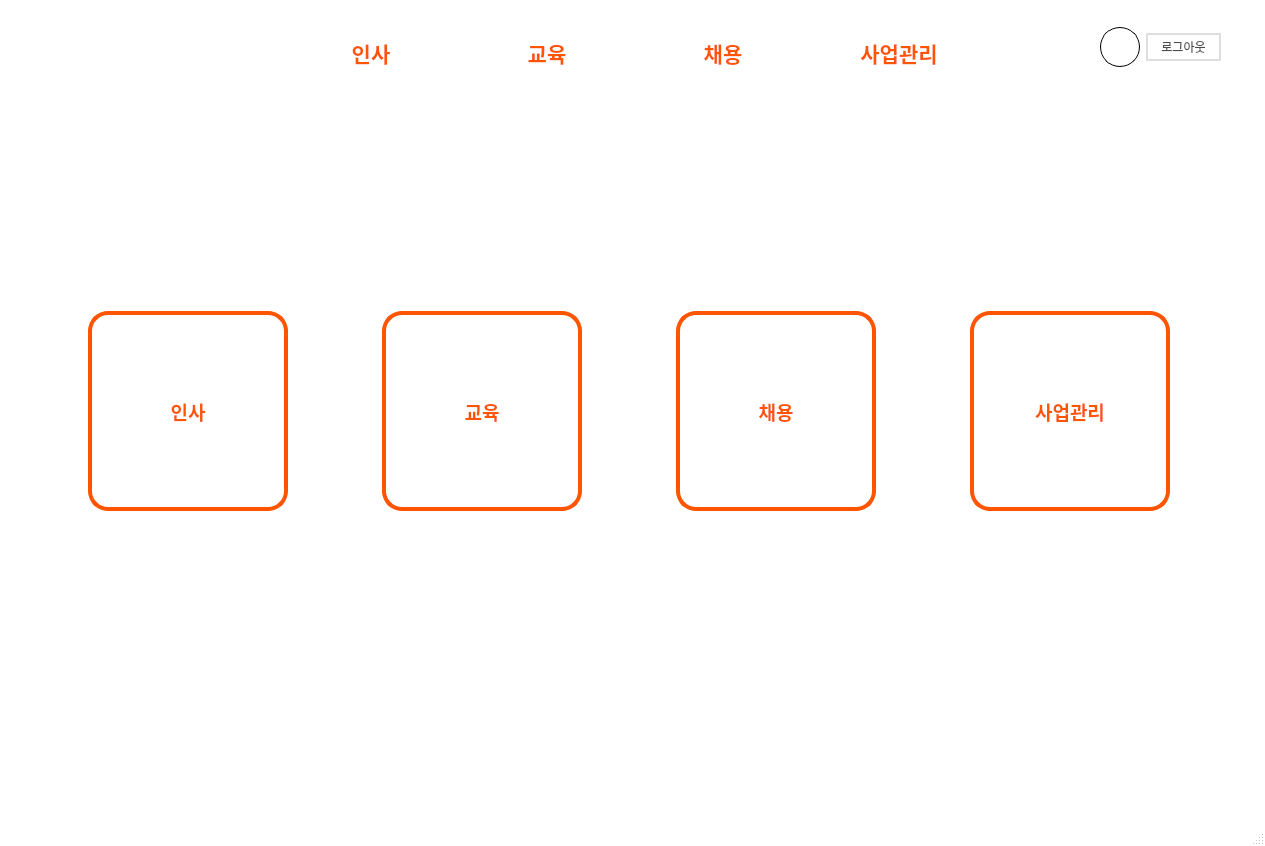
This is Index.ui in hyeona-jeong/HRIS as Qt 5 draws it before an edit. The edited form follows.
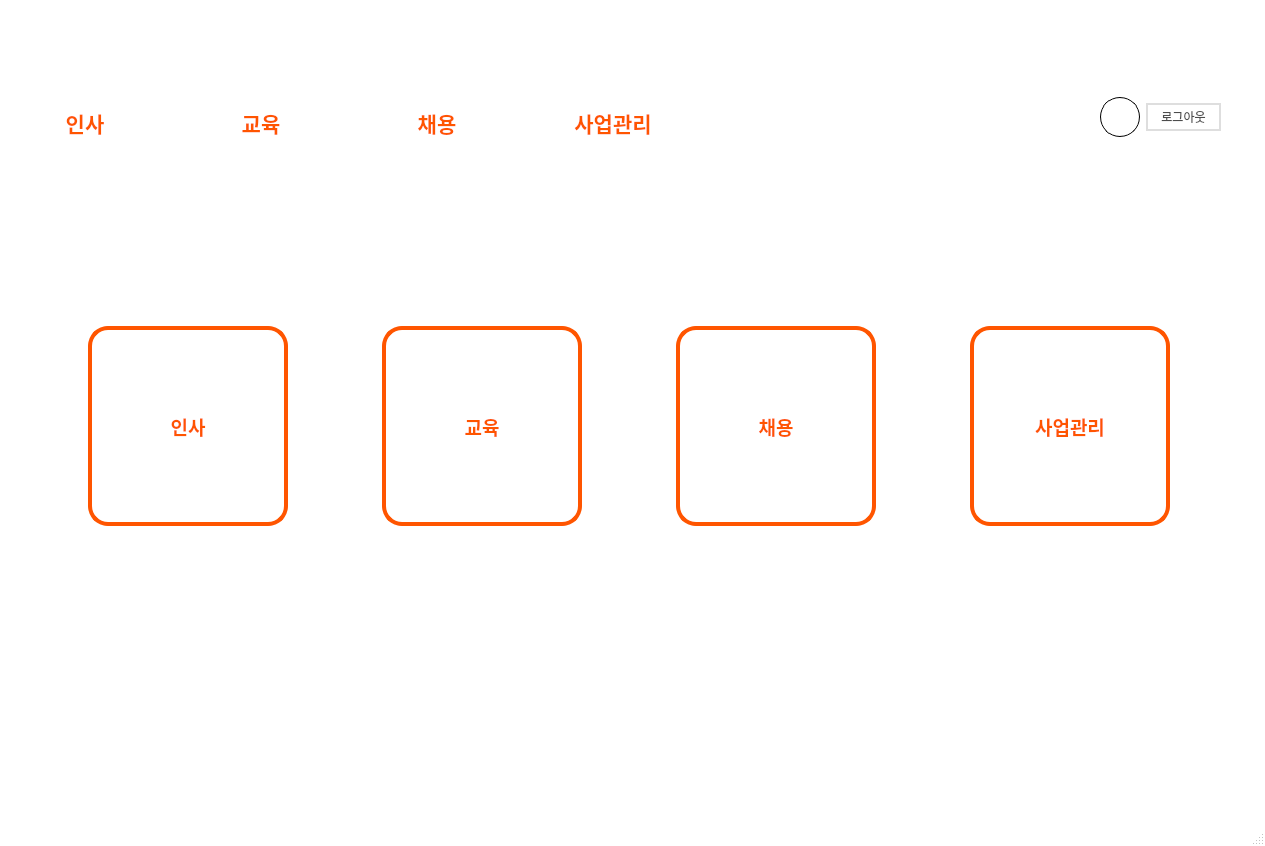
This is the edited form. Icons and pictures are not drawn.

The edit to the form file:
```diff
--- a/Index.ui
+++ b/Index.ui
@@ -471,21 +471,19 @@
       <height>791</height>
      </rect>
     </property>
-    <layout class="QVBoxLayout" name="indexlayout" stretch="0,0,0,0">
+    <layout class="QVBoxLayout" name="indexlayout" stretch="0,0,0,0,0">
      <item>
-      <layout class="QHBoxLayout" name="horizontalLayout">
-       <item alignment="Qt::AlignRight|Qt::AlignBottom">
         <widget class="QLabel" name="label">
          <property name="minimumSize">
           <size>
-           <width>280</width>
-           <height>105</height>
+         <width>230</width>
+         <height>69</height>
           </size>
          </property>
          <property name="maximumSize">
           <size>
-           <width>280</width>
-           <height>105</height>
+         <width>230</width>
+         <height>69</height>
           </size>
          </property>
          <property name="text">
@@ -497,17 +495,19 @@
         </widget>
        </item>
        <item>
+      <layout class="QHBoxLayout" name="horizontalLayout">
+       <item>
         <widget class="QPushButton" name="toolhr">
          <property name="minimumSize">
           <size>
            <width>170</width>
-           <height>105</height>
+           <height>95</height>
           </size>
          </property>
          <property name="maximumSize">
           <size>
            <width>170</width>
-           <height>105</height>
+           <height>95</height>
           </size>
          </property>
          <property name="font">
@@ -537,13 +537,13 @@
          <property name="minimumSize">
           <size>
            <width>170</width>
-           <height>105</height>
+           <height>95</height>
           </size>
          </property>
          <property name="maximumSize">
           <size>
            <width>170</width>
-           <height>105</height>
+           <height>95</height>
           </size>
          </property>
          <property name="font">
@@ -573,13 +573,13 @@
          <property name="minimumSize">
           <size>
            <width>170</width>
-           <height>105</height>
+           <height>95</height>
           </size>
          </property>
          <property name="maximumSize">
           <size>
            <width>170</width>
-           <height>105</height>
+           <height>95</height>
           </size>
          </property>
          <property name="font">
@@ -609,13 +609,13 @@
          <property name="minimumSize">
           <size>
            <width>170</width>
-           <height>105</height>
+           <height>95</height>
           </size>
          </property>
          <property name="maximumSize">
           <size>
            <width>170</width>
-           <height>105</height>
+           <height>95</height>
           </size>
          </property>
          <property name="font">
@@ -666,7 +666,7 @@
            <property name="sizeHint" stdset="0">
             <size>
              <width>20</width>
-             <height>21</height>
+             <height>16</height>
             </size>
            </property>
           </spacer>
@@ -718,7 +718,7 @@
            <property name="sizeHint" stdset="0">
             <size>
              <width>20</width>
-             <height>32</height>
+             <height>27</height>
             </size>
            </property>
           </spacer>
@@ -738,7 +738,7 @@
            <property name="sizeHint" stdset="0">
             <size>
              <width>20</width>
-             <height>27</height>
+             <height>22</height>
             </size>
            </property>
           </spacer>
@@ -779,7 +779,7 @@
            <property name="sizeHint" stdset="0">
             <size>
              <width>20</width>
-             <height>38</height>
+             <height>33</height>
             </size>
            </property>
           </spacer>
@@ -815,7 +815,7 @@
        <property name="sizeHint" stdset="0">
         <size>
          <width>20</width>
-         <height>200</height>
+         <height>150</height>
         </size>
        </property>
       </spacer>
```
Lines whose indentation alone changed are shown as unchanged.
